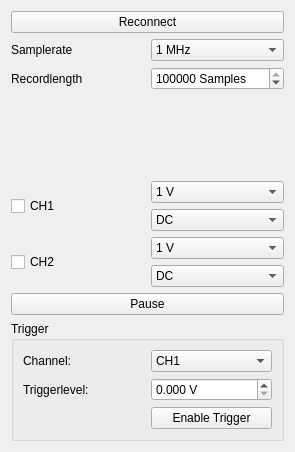
This is Hantek6022/Hantek6022/hantek.ui in Haschtl/RTOC-Plugins as Qt 5 draws it before an edit. The edited form follows.
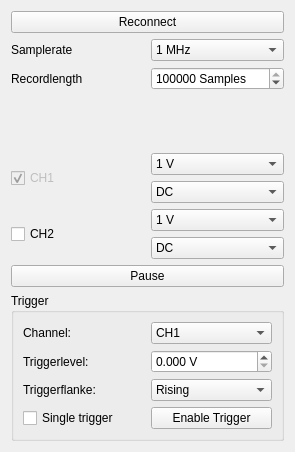
This is the edited form. Icons and pictures are not drawn.

The edit to the form file:
```diff
--- a/Hantek6022/Hantek6022/hantek.ui
+++ b/Hantek6022/Hantek6022/hantek.ui
@@ -81,9 +81,15 @@
      </item>
      <item row="3" column="0">
       <widget class="QCheckBox" name="channel1CheckBox">
+       <property name="enabled">
+        <bool>false</bool>
+       </property>
        <property name="text">
         <string>CH1</string>
        </property>
+       <property name="checked">
+        <bool>true</bool>
+       </property>
       </widget>
      </item>
      <item row="2" column="0">
@@ -233,6 +239,13 @@
       <string>Trigger</string>
      </property>
      <layout class="QGridLayout" name="gridLayout_2">
+      <item row="3" column="0">
+       <widget class="QCheckBox" name="checkBox">
+        <property name="text">
+         <string>Single trigger</string>
+        </property>
+       </widget>
+      </item>
       <item row="1" column="0">
        <widget class="QLabel" name="label_4">
         <property name="text">
@@ -277,7 +290,7 @@
         </property>
        </widget>
       </item>
-      <item row="2" column="1">
+      <item row="3" column="1">
        <widget class="QPushButton" name="enableTriggerButton">
         <property name="text">
          <string>Enable Trigger</string>
@@ -287,6 +300,35 @@
         </property>
        </widget>
       </item>
+      <item row="2" column="1">
+       <widget class="QComboBox" name="comboBox">
+        <item>
+         <property name="text">
+          <string>Rising</string>
+         </property>
+         <property name="icon">
+          <iconset>
+           <normaloff>rising.png</normaloff>rising.png</iconset>
+         </property>
+        </item>
+        <item>
+         <property name="text">
+          <string>Falling</string>
+         </property>
+         <property name="icon">
+          <iconset>
+           <normaloff>falling.png</normaloff>falling.png</iconset>
+         </property>
+        </item>
+       </widget>
+      </item>
+      <item row="2" column="0">
+       <widget class="QLabel" name="label_5">
+        <property name="text">
+         <string>Triggerflanke:</string>
+        </property>
+       </widget>
+      </item>
      </layout>
     </widget>
    </item>
```
